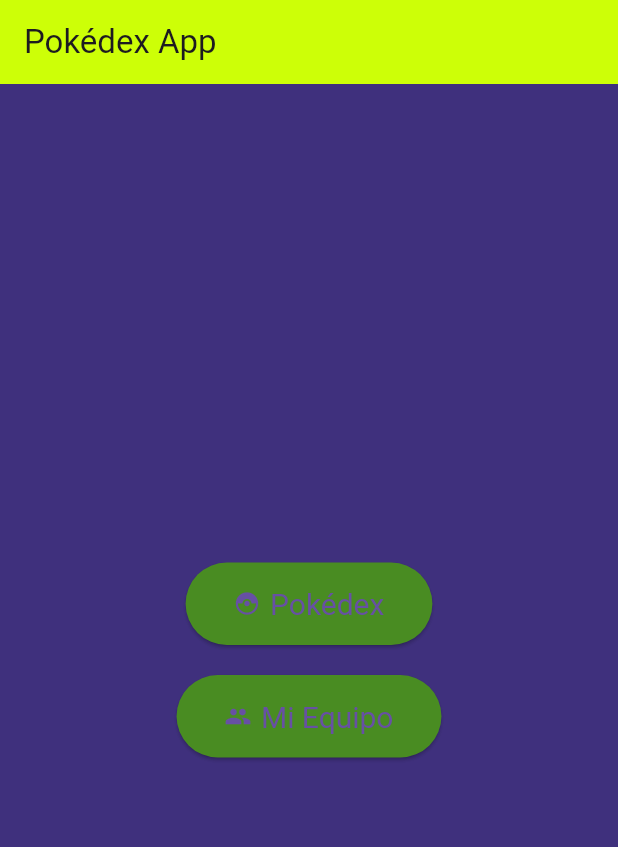
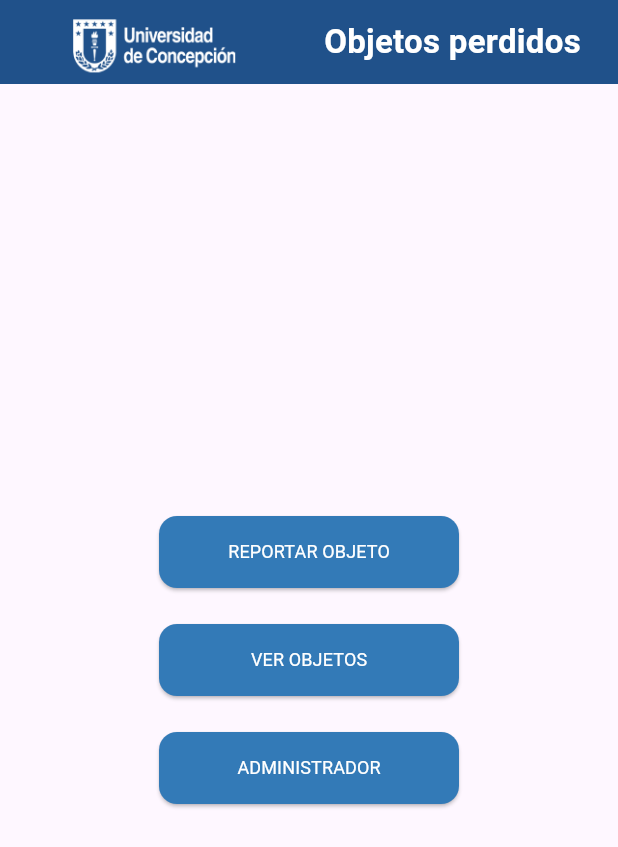
Before and after one commit to ProyectoDeProgramacionUDEC/Ingenier-a_de_software_grupo6, a Flutter app: the screen it shows after launch, on a phone screen of 412 x 824 dp. Shown: the top 847 px of the screen. Run offline on Flutter 3.47's test engine with Material 3 defaults, Android fonts, the phone set to English and light mode, and no system bars.

Commit message:
feat: Creación de ventana de inicio

```diff
--- a/programa/lib/Styles/Text.dart
+++ b/programa/lib/Styles/Text.dart
@@ -0,0 +1,39 @@
+import 'package:flutter/material.dart';
+import 'app_colors.dart';
+
+class TextStyles {
+  /// Sans del sistema (similar a Open Sans):
+  /// Android: Roboto · iOS/macOS: SF/Helvetica · Web/Linux: sans genérica
+  static const TextStyle sansBody = TextStyle(
+    color: Colors.white,
+    fontSize: 12,
+    fontWeight: FontWeight.w400,
+    fontFamily: 'sans-serif',
+    fontFamilyFallback: ['Helvetica Neue', 'Arial', 'Roboto'],
+    height: 1.3,
+  );
+
+  static const TextStyle sansTitle = TextStyle(
+    color: Colors.white,
+    fontSize: 22,
+    fontWeight: FontWeight.w700,
+    letterSpacing: 0.2,
+    fontFamily: 'sans-serif',
+    fontFamilyFallback: ['Helvetica Neue', 'Arial', 'Roboto'],
+  );
+
+  /// Serif del sistema (por si la necesitas en otras pantallas):
+  static const TextStyle serifBody = TextStyle(
+    color: Colors.white,
+    fontFamily: 'serif',
+    fontSize: 18,
+    height: 1.4,
+  );
+
+  static const TextStyle serifTitle = TextStyle(
+    color: Colors.white,
+    fontFamily: 'serif',
+    fontSize: 28,
+    fontWeight: FontWeight.w600,
+  );
+}
--- /dev/null
+++ b/programa/lib/Styles/app_colors.dart
@@ -0,0 +1,13 @@
+import 'dart:ui';
+
+class AppColors {
+  static const Color primay = Color(0xFF20518A);
+  static const Color secondary = Color(0xFFFDA501);
+  static const Color accent = Color.fromARGB(255, 5, 12, 19);
+  static const Color boton = Color(0xFF337AB7);
+
+  //backgrounds
+  static const Color background = Color(0xFF173961);
+  static const Color backgroundComponent = Color.fromARGB(255, 219, 173, 88);
+  static const Color backgroundComponentSelected = Color(0xFF413C3C);
+}
--- a/programa/lib/main.dart
+++ b/programa/lib/main.dart
@@ -1,4 +1,7 @@
 import 'package:flutter/material.dart';
+import 'package:programa/Styles/Text.dart';
+import 'package:programa/Styles/app_colors.dart';
+import 'package:programa/ventanas/Ventana_inicio_de_usuario.dart';
 
 void main() {
   WidgetsFlutterBinding.ensureInitialized();
@@ -7,13 +10,14 @@
 
 class MyApp extends StatelessWidget {
   const MyApp({super.key});
+
   @override
   Widget build(BuildContext context) {
     return MaterialApp(
-      title: 'Pokedex',
+      title: 'Objetos perdidos',
+      debugShowCheckedModeBanner: false,
       theme: ThemeData(primarySwatch: Colors.deepPurple),
       home: const MenuPrincipal(),
-      debugShowCheckedModeBanner: false,
     );
   }
 }
@@ -24,55 +28,26 @@
   @override
   Widget build(BuildContext context) {
     return Scaffold(
-      backgroundColor: const Color.fromARGB(221, 33, 16, 105),
-      appBar: AppBar(
-        backgroundColor: const Color.fromARGB(255, 205, 255, 7),
-        title: const Text('Pokédex App'),
-      ),
-      body: Center(
-        child: Column(
-          mainAxisAlignment: MainAxisAlignment.center,
-          children: [
-            ElevatedButton.icon(
-              icon: const Icon(Icons.catching_pokemon),
-              label: const Text('Pokédex'),
-              style: ElevatedButton.styleFrom(
-                backgroundColor: const Color.fromARGB(248, 73, 143, 32),
-                padding: const EdgeInsets.symmetric(
-                  horizontal: 32,
-                  vertical: 16,
-                ),
-                textStyle: const TextStyle(fontSize: 20),
-              ),
-              onPressed: () {
-                Navigator.push(
-                  context,
-                  MaterialPageRoute(builder: (context) => const ListaPokemon()),
-                );
-              },
-            ),
-            const SizedBox(height: 20),
-            ElevatedButton.icon(
-              icon: const Icon(Icons.group),
-              label: const Text('Mi Equipo'),
-              style: ElevatedButton.styleFrom(
-                backgroundColor: const Color.fromARGB(248, 73, 143, 32),
-                padding: const EdgeInsets.symmetric(
-                  horizontal: 32,
-                  vertical: 16,
-                ),
-                textStyle: const TextStyle(fontSize: 20),
-              ),
-              onPressed: () {
-                Navigator.push(
-                  context,
-                  MaterialPageRoute(builder: (context) => const ()),
-                );
-              },
-            ),
-          ],
+      appBar: Barra_arriba(),
+      body: const VentanaInicioDeUsuario(),
+    );
+  }
+
+  AppBar Barra_arriba() {
+    return AppBar(
+      backgroundColor: AppColors.primay,
+      foregroundColor: AppColors.secondary,
+      centerTitle: true,
+      leadingWidth: 200,
+      leading: Padding(
+        padding: const EdgeInsets.only(left: 10.0),
+        child: SizedBox(
+          width: 100,
+          height: 48,
+          child: Image.asset('assets/images/LogoUdec.png', fit: BoxFit.contain),
         ),
       ),
+      title: Text("Objetos perdidos", style: TextStyles.sansTitle),
     );
   }
 }
--- /dev/null
+++ b/programa/lib/ventanas/Ventana_inicio_de_usuario.dart
@@ -0,0 +1,66 @@
+import 'package:flutter/material.dart';
+import 'package:programa/Styles/Text.dart';
+import 'package:programa/Styles/app_colors.dart';
+import 'package:programa/ventanas/Administrador.dart';
+import 'package:programa/ventanas/Tipo_de_usuario.dart';
+import 'package:programa/ventanas/ver_objetos_propios.dart';
+
+class VentanaInicioDeUsuario extends StatelessWidget {
+  const VentanaInicioDeUsuario({super.key});
+
+  @override
+  Widget build(BuildContext context) {
+    return Column(
+      mainAxisAlignment: MainAxisAlignment.center,
+      children: [
+        //Ir a la ventana de reportar objeto
+        BotonVentanaInicio(
+          navegar: (context) => const VentanaDeReporteObjeto(),
+          texto: "REPORTAR OBJETO",
+        ),
+        BotonVentanaInicio(
+          navegar: (context) => const VentanaVerObjetosPropios(),
+          texto: "VER OBJETOS",
+        ),
+        BotonVentanaInicio(
+          navegar: (context) => const VentanaAdministrador(),
+          texto: "ADMINISTRADOR",
+        ),
+      ],
+    );
+  }
+}
+
+class BotonVentanaInicio extends StatelessWidget {
+  final WidgetBuilder navegar; // antes: Widget navegar
+  final String texto;
+
+  const BotonVentanaInicio({
+    super.key,
+    required this.navegar,
+    required this.texto,
+  });
+
+  @override
+  Widget build(BuildContext context) {
+    return Padding(
+      padding: const EdgeInsets.all(12.0),
+      child: Center(
+        child: ElevatedButton(
+          onPressed: () {
+            Navigator.push(context, MaterialPageRoute(builder: navegar));
+          },
+          style: ElevatedButton.styleFrom(
+            minimumSize: const Size(200, 48),
+            padding: const EdgeInsets.symmetric(horizontal: 24, vertical: 12),
+            backgroundColor: AppColors.boton,
+            shape: RoundedRectangleBorder(
+              borderRadius: BorderRadius.circular(12),
+            ),
+          ),
+          child: Text(texto, style: TextStyles.sansBody),
+        ),
+      ),
+    );
+  }
+}
--- a/programa/pubspec.yaml
+++ b/programa/pubspec.yaml
@@ -10,6 +10,7 @@
   flutter:
     sdk: flutter
 
+
 dev_dependencies:
   flutter_test:
     sdk: flutter
@@ -17,3 +18,5 @@
 
 flutter:
   uses-material-design: true
+  assets:
+    - assets/images/
```
Also changed, not shown: programa/lib/Styles/appBar.dart (added, +41 -0 lines), programa/lib/componenetes/BotonPersonalUdec.dart (added, +120 -0 lines), programa/lib/ventanas/Administrador.dart (added, +10 -0 lines), programa/lib/ventanas/Tipo_de_usuario.dart (added, +57 -0 lines), programa/lib/ventanas/VentanaFormulario.dart (added, +10 -0 lines), programa/lib/ventanas/ver_objetos_propios.dart (added, +10 -0 lines), programa/assets/images/ALUMNOS_top_0.png (added), programa/assets/images/LogoUdec.png (added).
